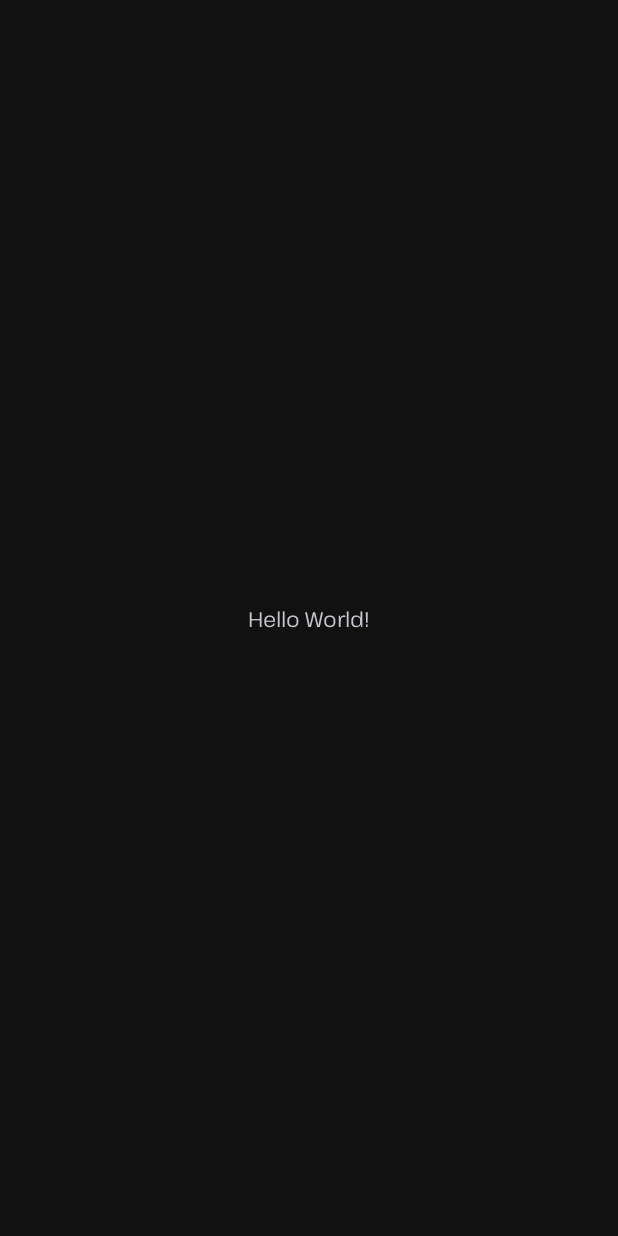
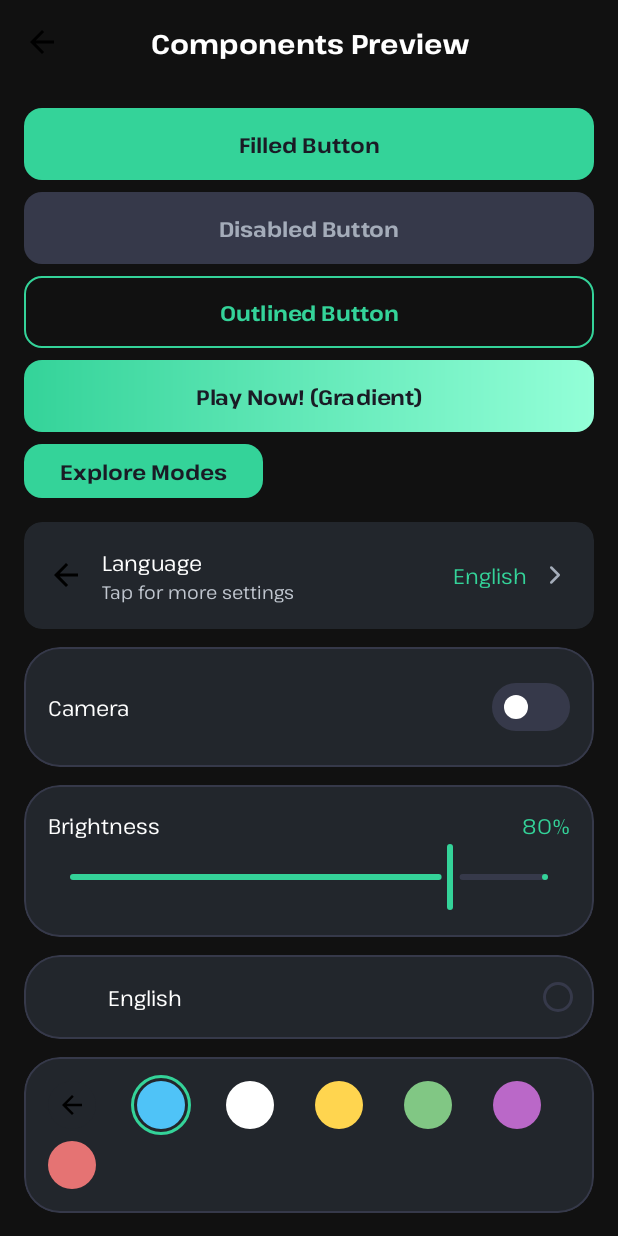
Before and after one commit to alm-174/FlashLight, an Android app: the screen it shows after launch (MainActivity before the commit, ComponentsPreviewActivity after it), on a phone screen of 412 x 824 dp. Before the commit the screen is almost empty. Run offline under Robolectric (Android 15) with nearby library versions, the phone set to English and light mode, and no system bars; our stand-ins replace Dagger/Hilt's generated code.

Commit message:
UI: Man xem thu component GD2 (ComponentsPreviewActivity) + tam mo thay Home

```diff
--- a/app/src/main/AndroidManifest.xml
+++ b/app/src/main/AndroidManifest.xml
@@ -25,6 +25,11 @@
             </intent-filter>
         </activity>
 
+        <!-- TODO(dev-preview): man xem thu component GD2, go khi co man Home thuc -->
+        <activity
+            android:name=".ui.dev.ComponentsPreviewActivity"
+            android:exported="false" />
+
         <service
             android:name="androidx.appcompat.app.AppLocalesMetadataHolderService"
             android:enabled="false"
--- a/app/src/main/java/com/example/flashlight/MainActivity.kt
+++ b/app/src/main/java/com/example/flashlight/MainActivity.kt
@@ -1,11 +1,13 @@
 package com.example.flashlight
 
+import android.content.Intent
 import android.os.Bundle
 import androidx.activity.enableEdgeToEdge
 import androidx.appcompat.app.AppCompatActivity
 import androidx.core.view.ViewCompat
 import androidx.core.view.WindowInsetsCompat
 import com.example.flashlight.databinding.ActivityMainBinding
+import com.example.flashlight.ui.dev.ComponentsPreviewActivity
 import dagger.hilt.android.AndroidEntryPoint
 
 @AndroidEntryPoint
@@ -13,8 +15,13 @@ class MainActivity : AppCompatActivity() {
 
     private lateinit var binding: ActivityMainBinding
 
+    @Suppress("UNREACHABLE_CODE")
     override fun onCreate(savedInstanceState: Bundle?) {
         super.onCreate(savedInstanceState)
+        // TODO(dev-preview): tam mo man xem thu component GD2 de xem, go 3 dong nay khi co man Home thuc
+        startActivity(Intent(this, ComponentsPreviewActivity::class.java))
+        finish()
+        return
         enableEdgeToEdge()
         binding = ActivityMainBinding.inflate(layoutInflater)
         setContentView(binding.root)
--- /dev/null
+++ b/app/src/main/java/com/example/flashlight/core/ui/ColorSwatchAdapter.kt
@@ -0,0 +1,77 @@
+package com.example.flashlight.core.ui
+
+import android.content.res.ColorStateList
+import android.view.LayoutInflater
+import android.view.ViewGroup
+import androidx.annotation.ColorInt
+import androidx.annotation.DrawableRes
+import androidx.core.view.isVisible
+import androidx.recyclerview.widget.RecyclerView
+import com.example.flashlight.databinding.ItemColorActionBinding
+import com.example.flashlight.databinding.ItemColorSwatchBinding
+
+class ColorSwatchAdapter(
+    @DrawableRes private val actionIconRes: Int? = null,
+    private val onActionClick: (() -> Unit)? = null,
+    private val onColorSelected: (Int) -> Unit
+) : RecyclerView.Adapter<RecyclerView.ViewHolder>() {
+
+    private var colors: List<Int> = emptyList()
+    @ColorInt private var selectedColor: Int? = null
+
+    private val hasAction: Boolean get() = actionIconRes != null
+
+    fun submitColors(newColors: List<Int>, @ColorInt selected: Int? = selectedColor) {
+        colors = newColors
+        selectedColor = selected
+        notifyDataSetChanged()
+    }
+
+    fun setSelectedColor(@ColorInt color: Int?) {
+        selectedColor = color
+        notifyDataSetChanged()
+    }
+
+    override fun getItemViewType(position: Int): Int =
+        if (hasAction && position == 0) TYPE_ACTION else TYPE_SWATCH
+
+    override fun getItemCount(): Int = colors.size + if (hasAction) 1 else 0
+
+    override fun onCreateViewHolder(parent: ViewGroup, viewType: Int): RecyclerView.ViewHolder {
+        val inflater = LayoutInflater.from(parent.context)
+        return if (viewType == TYPE_ACTION) {
+            ActionVH(ItemColorActionBinding.inflate(inflater, parent, false))
+        } else {
+            SwatchVH(ItemColorSwatchBinding.inflate(inflater, parent, false))
+        }
+    }
+
+    override fun onBindViewHolder(holder: RecyclerView.ViewHolder, position: Int) {
+        when (holder) {
+            is ActionVH -> {
+                actionIconRes?.let { holder.binding.ivAction.setImageResource(it) }
+                holder.itemView.setOnClickListener { onActionClick?.invoke() }
+            }
+            is SwatchVH -> {
+                val color = colors[if (hasAction) position - 1 else position]
+                holder.binding.vColor.backgroundTintList = ColorStateList.valueOf(color)
+                holder.binding.vSelectedRing.isVisible = (color == selectedColor)
+                holder.itemView.setOnClickListener {
+                    setSelectedColor(color)
+                    onColorSelected(color)
+                }
+            }
+        }
+    }
+
+    private class ActionVH(val binding: ItemColorActionBinding) :
+        RecyclerView.ViewHolder(binding.root)
+
+    private class SwatchVH(val binding: ItemColorSwatchBinding) :
+        RecyclerView.ViewHolder(binding.root)
+
+    private companion object {
+        const val TYPE_ACTION = 0
+        const val TYPE_SWATCH = 1
+    }
+}
--- /dev/null
+++ b/app/src/main/java/com/example/flashlight/ui/dev/ComponentsPreviewActivity.kt
@@ -0,0 +1,84 @@
+package com.example.flashlight.ui.dev
+
+import android.os.Bundle
+import androidx.activity.enableEdgeToEdge
+import androidx.appcompat.app.AppCompatActivity
+import androidx.core.view.isVisible
+import androidx.recyclerview.widget.GridLayoutManager
+import com.example.flashlight.R
+import com.example.flashlight.core.ui.ColorSwatchAdapter
+import com.example.flashlight.core.ui.applySystemBarsPadding
+import com.example.flashlight.core.ui.toast
+import com.example.flashlight.databinding.ActivityComponentsPreviewBinding
+
+class ComponentsPreviewActivity : AppCompatActivity() {
+
+    private lateinit var binding: ActivityComponentsPreviewBinding
+    private var isPowerOn = false
+
+    override fun onCreate(savedInstanceState: Bundle?) {
+        super.onCreate(savedInstanceState)
+        enableEdgeToEdge()
+        binding = ActivityComponentsPreviewBinding.inflate(layoutInflater)
+        setContentView(binding.root)
+        binding.root.applySystemBarsPadding()
+
+        setupTopBar()
+        setupRows()
+        setupColorGrid()
+        setupPowerButton()
+    }
+
+    private fun setupTopBar() {
+        binding.topBar.tvTitle.text = "Components Preview"
+        binding.topBar.btnBack.setOnClickListener { finish() }
+    }
+
+    private fun setupRows() {
+        // Switch Row (B4)
+        binding.switchRowSample.tvLabel.text = "Camera"
+
+        // Slider Row (B5)
+        binding.sliderRowSample.tvLabel.text = "Brightness"
+        binding.sliderRowSample.slider.apply {
+            valueFrom = 0f
+            valueTo = 100f
+            value = 80f
+            addOnChangeListener { _, value, _ ->
+                binding.sliderRowSample.tvValue.text = "${value.toInt()}%"
+            }
+        }
+        binding.sliderRowSample.tvValue.text = "80%"
+
+        // Selectable Row (B7) - bấm để test đổi trạng thái chọn
+        binding.selectableRowSample.tvName.text = "English"
+        binding.selectableRowSample.root.setOnClickListener { v ->
+            v.isSelected = !v.isSelected
+        }
+    }
+
+    private fun setupColorGrid() {
+        val presetColors = resources.getIntArray(R.array.preset_colors).toList()
+        val adapter = ColorSwatchAdapter(
+            actionIconRes = R.drawable.ic_back,
+            onActionClick = { toast("Open Color Picker") },
+            onColorSelected = { color -> toast("Selected: #${Integer.toHexString(color)}") }
+        )
+        binding.rvColors.layoutManager = GridLayoutManager(this, 6)
+        binding.rvColors.adapter = adapter
+        adapter.submitColors(presetColors, presetColors.firstOrNull())
+    }
+
+    private fun setupPowerButton() {
+        fun renderPower() {
+            binding.powerButtonSample.tvPowerState.text = if (isPowerOn) "ON" else "OFF"
+            binding.powerButtonSample.vCircle.isSelected = isPowerOn
+            binding.powerButtonSample.vGlow.isVisible = isPowerOn
+        }
+        renderPower()
+        binding.powerButtonSample.btnPower.setOnClickListener {
+            isPowerOn = !isPowerOn
+            renderPower()
+        }
+    }
+}
--- /dev/null
+++ b/app/src/main/res/layout/activity_components_preview.xml
@@ -0,0 +1,166 @@
+<?xml version="1.0" encoding="utf-8"?>
+<LinearLayout xmlns:android="http://schemas.android.com/apk/res/android"
+    xmlns:app="http://schemas.android.com/apk/res-auto"
+    android:layout_width="match_parent"
+    android:layout_height="match_parent"
+    android:background="@color/background"
+    android:orientation="vertical">
+
+    <!-- B1: Top Bar -->
+    <include
+        android:id="@+id/topBar"
+        layout="@layout/view_top_bar" />
+
+    <androidx.core.widget.NestedScrollView
+        android:layout_width="match_parent"
+        android:layout_height="0dp"
+        android:layout_weight="1"
+        android:fillViewport="true">
+
+        <LinearLayout
+            android:layout_width="match_parent"
+            android:layout_height="wrap_content"
+            android:orientation="vertical"
+            android:padding="@dimen/screen_padding">
+
+            <!-- B8: Buttons -->
+            <com.google.android.material.button.MaterialButton
+                style="@style/Widget.App.Button.Filled"
+                android:layout_width="match_parent"
+                android:layout_height="48dp"
+                android:text="Filled Button" />
+
+            <com.google.android.material.button.MaterialButton
+                style="@style/Widget.App.Button.Filled"
+                android:layout_width="match_parent"
+                android:layout_height="48dp"
+                android:layout_marginTop="8dp"
+                android:enabled="false"
+                android:text="Disabled Button" />
+
+            <com.google.android.material.button.MaterialButton
+                style="@style/Widget.App.Button.Outlined"
+                android:layout_width="match_parent"
+                android:layout_height="48dp"
+                android:layout_marginTop="8dp"
+                android:text="Outlined Button" />
+
+            <com.google.android.material.button.MaterialButton
+                style="@style/Widget.App.Button.Gradient"
+                android:layout_width="match_parent"
+                android:layout_height="48dp"
+                android:layout_marginTop="8dp"
+                android:text="Play Now! (Gradient)"
+                app:backgroundTint="@null" />
+
+            <!-- B8: nút nhỏ (Widget.App.Button.Small), cao button_height_small thay vì button_height -->
+            <com.google.android.material.button.MaterialButton
+                style="@style/Widget.App.Button.Small"
+                android:layout_width="wrap_content"
+                android:layout_height="wrap_content"
+                android:layout_marginTop="8dp"
+                android:text="@string/home_flash_action" />
+
+            <!-- B3: NavRowView -->
+            <com.example.flashlight.core.ui.NavRowView
+                android:id="@+id/navRowSample"
+                android:layout_width="match_parent"
+                android:layout_height="wrap_content"
+                android:layout_marginTop="16dp"
+                app:navIcon="@drawable/ic_back"
+                app:navSubtitle="Tap for more settings"
+                app:navTitle="Language"
+                app:navValue="English" />
+
+            <!-- B4: SwitchRow -->
+            <include
+                android:id="@+id/switchRowSample"
+                layout="@layout/view_switch_row"
+                android:layout_width="match_parent"
+                android:layout_height="wrap_content"
+                android:layout_marginTop="12dp" />
+
+            <!-- B2 + B5: Card + SliderRow -->
+            <com.google.android.material.card.MaterialCardView
+                style="@style/Widget.App.Card"
+                android:layout_width="match_parent"
+                android:layout_height="wrap_content"
+                android:layout_marginTop="12dp">
+
+                <include
+                    android:id="@+id/sliderRowSample"
+                    layout="@layout/view_slider_row"
+                    android:layout_width="match_parent"
+                    android:layout_height="wrap_content"
+                    android:layout_margin="16dp" />
+            </com.google.android.material.card.MaterialCardView>
+
+            <!-- B7: Selectable Row -->
+            <include
+                android:id="@+id/selectableRowSample"
+                layout="@layout/item_selectable_row"
+                android:layout_width="match_parent"
+                android:layout_height="wrap_content"
+                android:layout_marginTop="12dp" />
+
+            <!-- B6: Color Swatch Grid -->
+            <com.google.android.material.card.MaterialCardView
+                style="@style/Widget.App.Card"
+                android:layout_width="match_parent"
+                android:layout_height="wrap_content"
+                android:layout_marginTop="12dp">
+
+                <androidx.recyclerview.widget.RecyclerView
+                    android:id="@+id/rvColors"
+                    android:layout_width="match_parent"
+                    android:layout_height="wrap_content"
+                    android:nestedScrollingEnabled="false"
+                    android:padding="12dp" />
+            </com.google.android.material.card.MaterialCardView>
+
+            <!-- B9: ChipGroup -->
+            <com.google.android.material.chip.ChipGroup
+                android:layout_width="match_parent"
+                android:layout_height="wrap_content"
+                android:layout_marginTop="12dp"
+                app:selectionRequired="true"
+                app:singleSelection="true">
+
+                <com.google.android.material.chip.Chip
+                    style="@style/Widget.App.Chip"
+                    android:layout_width="wrap_content"
+                    android:layout_height="wrap_content"
+                    android:checked="true"
+                    android:text="Glow" />
+
+                <com.google.android.material.chip.Chip
+                    style="@style/Widget.App.Chip"
+                    android:layout_width="wrap_content"
+                    android:layout_height="wrap_content"
+                    android:text="Blink" />
+
+                <com.google.android.material.chip.Chip
+                    style="@style/Widget.App.Chip"
+                    android:layout_width="wrap_content"
+                    android:layout_height="wrap_content"
+                    android:text="Neon" />
+
+                <com.google.android.material.chip.Chip
+                    style="@style/Widget.App.Chip"
+                    android:layout_width="wrap_content"
+                    android:layout_height="wrap_content"
+                    android:text="Fade" />
+            </com.google.android.material.chip.ChipGroup>
+
+            <!-- B12: Power Button -->
+            <include
+                android:id="@+id/powerButtonSample"
+                layout="@layout/view_power_button"
+                android:layout_width="wrap_content"
+                android:layout_height="wrap_content"
+                android:layout_gravity="center_horizontal"
+                android:layout_marginVertical="24dp" />
+
+        </LinearLayout>
+    </androidx.core.widget.NestedScrollView>
+</LinearLayout>
--- /dev/null
+++ b/app/src/main/res/layout/item_color_action.xml
@@ -0,0 +1,19 @@
+<?xml version="1.0" encoding="utf-8"?>
+<FrameLayout xmlns:android="http://schemas.android.com/apk/res/android"
+    xmlns:tools="http://schemas.android.com/tools"
+    android:layout_width="40dp"
+    android:layout_height="40dp"
+    android:clickable="true"
+    android:focusable="true">
+
+    <ImageView
+        android:id="@+id/ivAction"
+        android:layout_width="match_parent"
+        android:layout_height="match_parent"
+        android:layout_margin="4dp"
+        android:background="@drawable/bg_circle"
+        android:backgroundTint="@color/surface"
+        android:contentDescription="@null"
+        android:padding="6dp"
+        tools:src="@drawable/ic_back" />
+</FrameLayout>
--- /dev/null
+++ b/app/src/main/res/layout/item_color_swatch.xml
@@ -0,0 +1,24 @@
+<?xml version="1.0" encoding="utf-8"?>
+<FrameLayout xmlns:android="http://schemas.android.com/apk/res/android"
+    xmlns:tools="http://schemas.android.com/tools"
+    android:layout_width="40dp"
+    android:layout_height="40dp"
+    android:clickable="true"
+    android:focusable="true">
+
+    <View
+        android:id="@+id/vColor"
+        android:layout_width="match_parent"
+        android:layout_height="match_parent"
+        android:layout_margin="4dp"
+        android:background="@drawable/bg_circle"
+        tools:backgroundTint="#34D399" />
+
+    <View
+        android:id="@+id/vSelectedRing"
+        android:layout_width="match_parent"
+        android:layout_height="match_parent"
+        android:background="@drawable/bg_swatch_ring"
+        android:visibility="gone"
+        tools:visibility="visible" />
+</FrameLayout>
--- /dev/null
+++ b/app/src/main/res/layout/view_top_bar.xml
@@ -0,0 +1,35 @@
+<?xml version="1.0" encoding="utf-8"?>
+<LinearLayout xmlns:android="http://schemas.android.com/apk/res/android"
+    xmlns:tools="http://schemas.android.com/tools"
+    android:layout_width="match_parent"
+    android:layout_height="@dimen/top_bar_height"
+    android:gravity="center_vertical"
+    android:orientation="horizontal"
+    android:paddingHorizontal="4dp">
+
+    <ImageButton
+        android:id="@+id/btnBack"
+        android:layout_width="48dp"
+        android:layout_height="48dp"
+        android:background="?attr/selectableItemBackgroundBorderless"
+        android:contentDescription="@null"
+        android:src="@drawable/ic_back" />
+
+    <TextView
+        android:id="@+id/tvTitle"
+        android:layout_width="0dp"
+        android:layout_height="wrap_content"
+        android:layout_weight="1"
+        android:ellipsize="end"
+        android:gravity="center"
+        android:maxLines="1"
+        android:textAppearance="@style/TextAppearance.App.Title"
+        tools:text="Flash" />
+
+    <FrameLayout
+        android:id="@+id/endSlot"
+        android:layout_width="wrap_content"
+        android:layout_height="48dp"
+        android:minWidth="48dp" />
+
+</LinearLayout>
```
